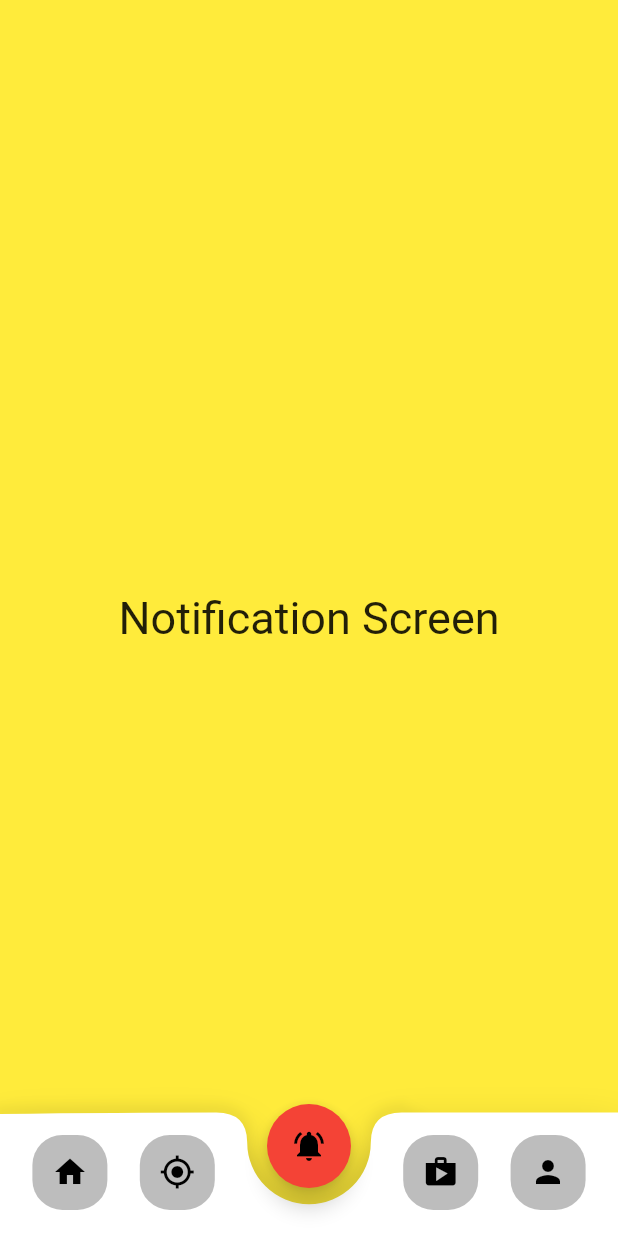
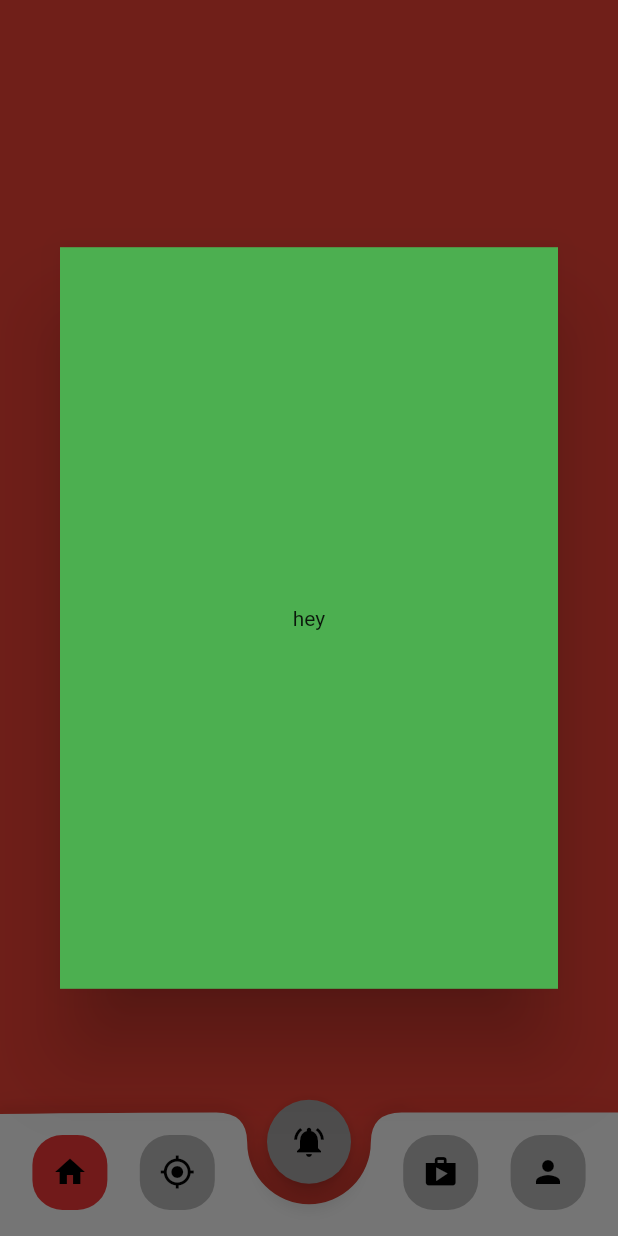
Before and after one commit to ahmednasser74/curved_bottom_navigatiom_an, a Flutter app: the screen it shows after launch, after a tap on the "notifications active" icon, on a phone screen of 412 x 824 dp. Run offline on Flutter 3.47's test engine with Material 2 defaults, Android fonts, the phone set to English and light mode, and no system bars.

Commit message:
solve init index issue when rebuild screen and

```diff
--- a/lib/curved_bottom_navigation.dart
+++ b/lib/curved_bottom_navigation.dart
@@ -11,7 +11,7 @@ class CurvedBottomNavigationAN extends StatefulWidget {
       curvedButtonSelectedColor,
       backgroundColor;
   final void Function(int index) currentIndex;
-  final double buttonRadius, buttonWidth, buttonHeight, elevation;
+  final double buttonRadius, buttonWidth, buttonHeight, elevation, heightFactor;
   int initIndex;
 
   CurvedBottomNavigationAN({
@@ -29,13 +29,17 @@ class CurvedBottomNavigationAN extends StatefulWidget {
     this.buttonWidth = 50,
     this.buttonHeight = 50,
     this.elevation = 0,
+    this.heightFactor = .7,
   }) : super(key: key);
 
   @override
-  State<CurvedBottomNavigationAN> createState() => _CurvedBottomNavigationANState();
+  State<CurvedBottomNavigationAN> createState() =>
+      _CurvedBottomNavigationANState();
 }
 
 class _CurvedBottomNavigationANState extends State<CurvedBottomNavigationAN> {
+  late int currentIndex;
+
   Widget selectedScreen(int currentIndex) {
     final screen = Scaffold(body: widget.screenItems.elementAt(currentIndex));
     return screen;
@@ -43,12 +47,13 @@ class _CurvedBottomNavigationANState extends State<CurvedBottomNavigationAN> {
 
   void changeIndex(int index) {
     widget.initIndex = index;
+    currentIndex = index;
     widget.currentIndex(widget.initIndex);
     setState(() {});
   }
 
   Color changeColorOfSelectedIndex(int index) {
-    if (widget.initIndex == index) {
+    if (currentIndex == index) {
       return widget.selectedColor;
     } else {
       return widget.unSelectedColor;
@@ -58,11 +63,13 @@ class _CurvedBottomNavigationANState extends State<CurvedBottomNavigationAN> {
   @override
   void initState() {
     super.initState();
+    currentIndex = widget.initIndex;
     if (widget.screenItems.length.isOdd && widget.screenItems.length == 3 ||
         widget.screenItems.length == 5) {
     } else if (widget.screenItems.length != widget.buttonItems.length) {
       throw Exception('screenList.length must equal buttonWidgetList.length');
-    } else if (widget.screenItems.length != 3 || widget.screenItems.length != 5) {
+    } else if (widget.screenItems.length != 3 ||
+        widget.screenItems.length != 5) {
       throw Exception('screenList.length must equal 3 or 5');
     } else if (widget.buttonItems.length != 3 ||
         widget.buttonItems.length != 5) {
@@ -75,14 +82,13 @@ class _CurvedBottomNavigationANState extends State<CurvedBottomNavigationAN> {
   @override
   Widget build(BuildContext context) {
     final lengthIsFive = widget.screenItems.length == 5 ? true : false;
-    Size size = MediaQuery.of(context).size;
+    final size = MediaQuery.of(context).size;
     return Scaffold(
       body: Stack(
         children: [
-          selectedScreen(widget.initIndex),
+          selectedScreen(currentIndex),
           Positioned(
             bottom: 0,
-            left: 0,
             child: SizedBox(
               width: size.width,
               height: size.height * .10,
@@ -96,16 +102,29 @@ class _CurvedBottomNavigationANState extends State<CurvedBottomNavigationAN> {
                     ),
                   ),
                   Center(
-                    heightFactor: .8,
+                    heightFactor: widget.heightFactor,
                     child: FloatingActionButton(
                       backgroundColor: lengthIsFive
-                          ? widget.initIndex == 2
+                          ? currentIndex == 2
                               ? widget.curvedButtonSelectedColor
                               : widget.curvedButtonUnSelectedColor
-                          : widget.initIndex == 1
+                          : currentIndex == 1
                               ? widget.curvedButtonSelectedColor
                               : widget.curvedButtonUnSelectedColor,
-                      onPressed: () => changeIndex(lengthIsFive ? 2 : 1),
+                      // onPressed: () => changeIndex(lengthIsFive ? 2 : 1),
+                      onPressed: () => showDialog(
+                        context: context,
+                        builder: (context) => Dialog(
+                          backgroundColor: Colors.black12,
+                          child: Container(
+                            height: size.height * .60,
+                            width: size.width,
+                            alignment: Alignment.center,
+                            color: Colors.green,
+                            child: const Text('hey'),
+                          ),
+                        ),
+                      ),
                       child: ClipRRect(
                         borderRadius: BorderRadius.circular(28),
                         child: Padding(
--- a/lib/main.dart
+++ b/lib/main.dart
@@ -18,6 +18,8 @@ class MyApp extends StatelessWidget {
     );
   }
 }
+//TODO: make curved button applicable for bottom sheet and dialogs not only
+//  as screen and make curved button customize from user
 
 class ExampleDemo extends StatefulWidget {
   const ExampleDemo({Key? key}) : super(key: key);
@@ -27,14 +29,13 @@ class ExampleDemo extends StatefulWidget {
 }
 
 class _ExampleDemoState extends State<ExampleDemo> {
-  int x = 0;
   int initIndex = 0;
 
   @override
   Widget build(BuildContext context) {
     return Scaffold(
       body: CurvedBottomNavigationAN(
-        initIndex: initIndex,
+        initIndex: 0,
         backgroundColor: Colors.white,
         elevation: 4,
         buttonRadius: 20,
@@ -42,13 +43,13 @@ class _ExampleDemoState extends State<ExampleDemo> {
         // unSelectedColor: const Color(0xffffffff),
         // curvedButtonSelectedColor: const Color(0xff69ddfa),
         curvedButtonUnSelectedColor: const Color(0xffaaa8a8),
-        currentIndex: (index) => setState(() => initIndex = index),
+        currentIndex: (index) {},
         screenItems: const [
-          ExampleScreenOne(title: 'Home', color: Colors.red),
-          ExampleScreenOne(title: 'Map', color: Colors.orange),
-          ExampleScreenOne(title: 'Notification', color: Colors.yellow),
-          ExampleScreenOne(title: 'Store', color: Colors.green),
-          ExampleScreenOne(title: 'Profile', color: Colors.cyanAccent),
+          ScreenOne(title: 'Home', color: Colors.red),
+          ScreenOne(title: 'Map', color: Colors.orange),
+          ScreenOne(title: 'Notification', color: Colors.yellow),
+          ScreenOne(title: 'Store', color: Colors.green),
+          ScreenOne(title: 'Profile', color: Colors.cyanAccent),
         ],
         buttonItems: const [
           Icon(Icons.home),
@@ -62,11 +63,11 @@ class _ExampleDemoState extends State<ExampleDemo> {
   }
 }
 
-class ExampleScreenOne extends StatelessWidget {
+class ScreenOne extends StatelessWidget {
   final String title;
   final Color color;
 
-  const ExampleScreenOne({Key? key, required this.title, required this.color})
+  const ScreenOne({Key? key, required this.title, required this.color})
       : super(key: key);
 
   @override
@@ -74,14 +75,10 @@ class ExampleScreenOne extends StatelessWidget {
     return Container(
       padding: const EdgeInsets.all(20),
       color: color,
+      alignment: Alignment.center,
       width: double.infinity,
       height: double.infinity,
-      child: Column(
-        mainAxisAlignment: MainAxisAlignment.center,
-        children: [
-          Text(title + ' Screen', style: const TextStyle(fontSize: 30)),
-        ],
-      ),
+      child: Text(title + ' Screen', style: const TextStyle(fontSize: 30)),
     );
   }
 }
```
